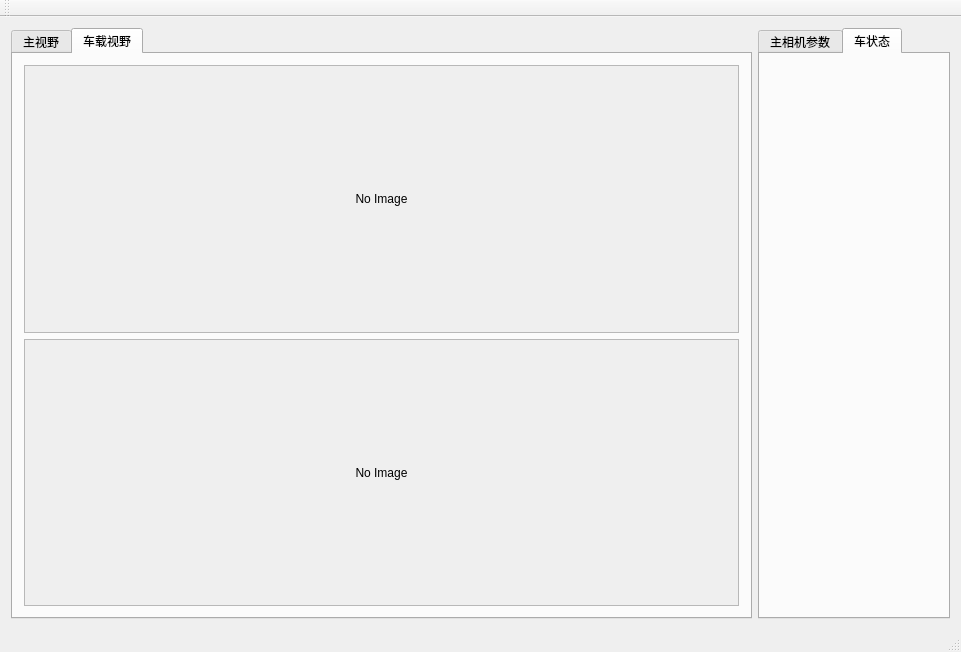
This is mainwindow.ui in JameScottX/yphost as Qt 5 draws it before an edit. The edited form follows.
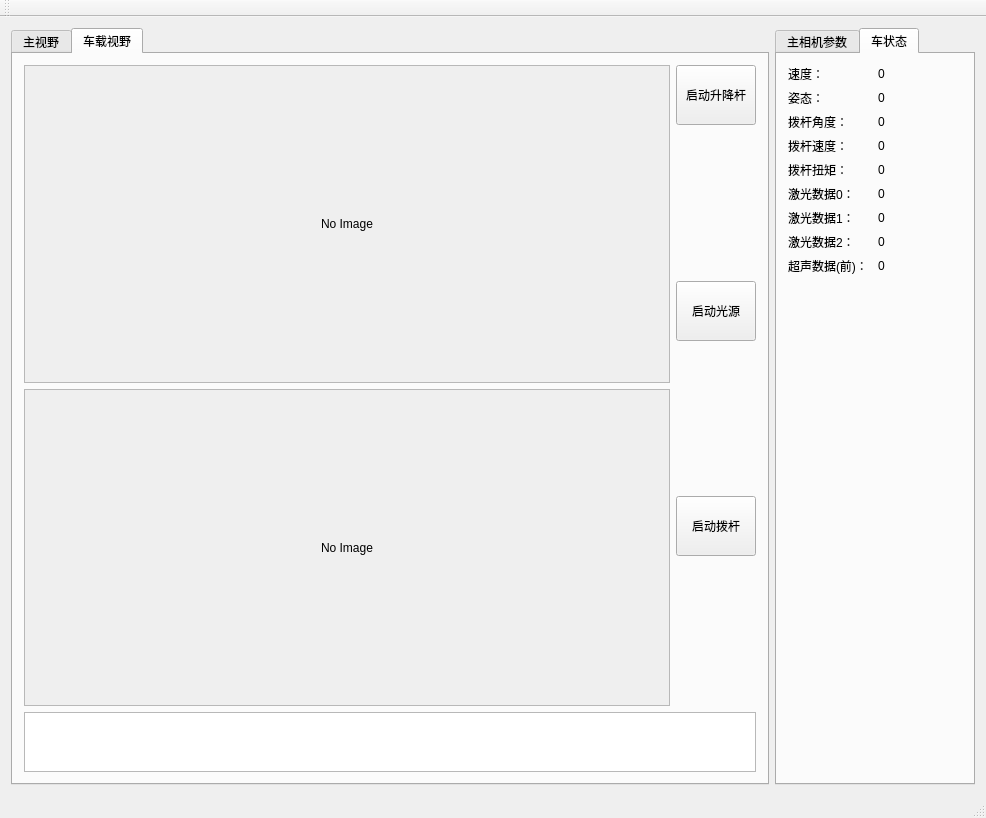
This is the edited form. The open tabs and pages were chosen to show the change.

```diff
--- a/mainwindow.ui
+++ b/mainwindow.ui
@@ -6,8 +6,8 @@
    <rect>
     <x>0</x>
     <y>0</y>
-    <width>961</width>
-    <height>652</height>
+    <width>986</width>
+    <height>818</height>
    </rect>
   </property>
   <property name="windowTitle">
@@ -66,63 +66,163 @@
        <attribute name="title">
         <string>车载视野</string>
        </attribute>
-       <layout class="QVBoxLayout" name="verticalLayout">
+       <layout class="QVBoxLayout" name="verticalLayout_5">
         <item>
-         <widget class="QScrollArea" name="scrollArea_2">
-          <property name="widgetResizable">
-           <bool>true</bool>
-          </property>
-          <widget class="QWidget" name="scrollAreaWidgetContents_2">
-           <property name="geometry">
-            <rect>
-             <x>0</x>
-             <y>0</y>
-             <width>713</width>
-             <height>257</height>
-            </rect>
-           </property>
-           <layout class="QHBoxLayout" name="horizontalLayout_3">
+         <layout class="QHBoxLayout" name="horizontalLayout_11">
+          <item>
+           <layout class="QVBoxLayout" name="verticalLayout_3">
             <item>
-             <widget class="QLabel" name="car_f_img_l">
+             <widget class="QScrollArea" name="scrollArea_2">
+              <property name="widgetResizable">
+               <bool>true</bool>
+              </property>
+              <widget class="QWidget" name="scrollAreaWidgetContents_2">
+               <property name="geometry">
+                <rect>
+                 <x>0</x>
+                 <y>0</y>
+                 <width>643</width>
+                 <height>305</height>
+                </rect>
+               </property>
+               <layout class="QHBoxLayout" name="horizontalLayout_3">
+                <item>
+                 <widget class="QLabel" name="car_f_img_l">
+                  <property name="text">
+                   <string>No Image</string>
+                  </property>
+                  <property name="alignment">
+                   <set>Qt::AlignCenter</set>
+                  </property>
+                 </widget>
+                </item>
+               </layout>
+              </widget>
+             </widget>
+            </item>
+            <item>
+             <widget class="QScrollArea" name="scrollArea_3">
+              <property name="widgetResizable">
+               <bool>true</bool>
+              </property>
+              <widget class="QWidget" name="scrollAreaWidgetContents_3">
+               <property name="geometry">
+                <rect>
+                 <x>0</x>
+                 <y>0</y>
+                 <width>643</width>
+                 <height>305</height>
+                </rect>
+               </property>
+               <layout class="QHBoxLayout" name="horizontalLayout_4">
+                <item>
+                 <widget class="QLabel" name="car_h_img_l">
+                  <property name="text">
+                   <string>No Image</string>
+                  </property>
+                  <property name="alignment">
+                   <set>Qt::AlignCenter</set>
+                  </property>
+                 </widget>
+                </item>
+               </layout>
+              </widget>
+             </widget>
+            </item>
+           </layout>
+          </item>
+          <item>
+           <layout class="QVBoxLayout" name="verticalLayout">
+            <item>
+             <widget class="QPushButton" name="up_down_pb">
+              <property name="minimumSize">
+               <size>
+                <width>40</width>
+                <height>60</height>
+               </size>
+              </property>
               <property name="text">
-               <string>No Image</string>
+               <string>启动升降杆</string>
               </property>
-              <property name="alignment">
-               <set>Qt::AlignCenter</set>
+             </widget>
+            </item>
+            <item>
+             <spacer name="verticalSpacer_2">
+              <property name="orientation">
+               <enum>Qt::Vertical</enum>
               </property>
+              <property name="sizeHint" stdset="0">
+               <size>
+                <width>20</width>
+                <height>28</height>
+               </size>
+              </property>
+             </spacer>
+            </item>
+            <item>
+             <widget class="QPushButton" name="light_pb">
+              <property name="minimumSize">
+               <size>
+                <width>40</width>
+                <height>60</height>
+               </size>
+              </property>
+              <property name="text">
+               <string>启动光源</string>
+              </property>
              </widget>
             </item>
+            <item>
+             <spacer name="verticalSpacer_4">
+              <property name="orientation">
+               <enum>Qt::Vertical</enum>
+              </property>
+              <property name="sizeHint" stdset="0">
+               <size>
+                <width>20</width>
+                <height>28</height>
+               </size>
+              </property>
+             </spacer>
+            </item>
+            <item>
+             <widget class="QPushButton" name="bogan_pb">
+              <property name="minimumSize">
+               <size>
+                <width>40</width>
+                <height>60</height>
+               </size>
+              </property>
+              <property name="text">
+               <string>启动拨杆</string>
+              </property>
+             </widget>
+            </item>
+            <item>
+             <spacer name="verticalSpacer_5">
+              <property name="orientation">
+               <enum>Qt::Vertical</enum>
+              </property>
+              <property name="sizeHint" stdset="0">
+               <size>
+                <width>20</width>
+                <height>40</height>
+               </size>
+              </property>
+             </spacer>
+            </item>
            </layout>
-          </widget>
-         </widget>
+          </item>
+         </layout>
         </item>
         <item>
-         <widget class="QScrollArea" name="scrollArea_3">
-          <property name="widgetResizable">
-           <bool>true</bool>
+         <widget class="QTextBrowser" name="debug_tb">
+          <property name="maximumSize">
+           <size>
+            <width>16777215</width>
+            <height>60</height>
+           </size>
           </property>
-          <widget class="QWidget" name="scrollAreaWidgetContents_3">
-           <property name="geometry">
-            <rect>
-             <x>0</x>
-             <y>0</y>
-             <width>713</width>
-             <height>257</height>
-            </rect>
-           </property>
-           <layout class="QHBoxLayout" name="horizontalLayout_4">
-            <item>
-             <widget class="QLabel" name="car_h_img_l">
-              <property name="text">
-               <string>No Image</string>
-              </property>
-              <property name="alignment">
-               <set>Qt::AlignCenter</set>
-              </property>
-             </widget>
-            </item>
-           </layout>
-          </widget>
          </widget>
         </item>
        </layout>
@@ -149,6 +249,237 @@
        <attribute name="title">
         <string>车状态</string>
        </attribute>
+       <layout class="QVBoxLayout" name="verticalLayout_4">
+        <item>
+         <layout class="QHBoxLayout" name="horizontalLayout_8">
+          <item>
+           <widget class="QLabel" name="label_2">
+            <property name="text">
+             <string>速度：</string>
+            </property>
+           </widget>
+          </item>
+          <item>
+           <widget class="QLabel" name="car_speed_l">
+            <property name="minimumSize">
+             <size>
+              <width>50</width>
+              <height>0</height>
+             </size>
+            </property>
+            <property name="text">
+             <string>0</string>
+            </property>
+           </widget>
+          </item>
+         </layout>
+        </item>
+        <item>
+         <layout class="QHBoxLayout" name="horizontalLayout_9">
+          <item>
+           <widget class="QLabel" name="label_4">
+            <property name="text">
+             <string>姿态：</string>
+            </property>
+           </widget>
+          </item>
+          <item>
+           <widget class="QLabel" name="car_yaw_l">
+            <property name="minimumSize">
+             <size>
+              <width>50</width>
+              <height>0</height>
+             </size>
+            </property>
+            <property name="text">
+             <string>0</string>
+            </property>
+           </widget>
+          </item>
+         </layout>
+        </item>
+        <item>
+         <layout class="QHBoxLayout" name="horizontalLayout_14">
+          <item>
+           <widget class="QLabel" name="label_9">
+            <property name="text">
+             <string>拨杆角度：</string>
+            </property>
+           </widget>
+          </item>
+          <item>
+           <widget class="QLabel" name="bogan_p_l">
+            <property name="minimumSize">
+             <size>
+              <width>50</width>
+              <height>0</height>
+             </size>
+            </property>
+            <property name="text">
+             <string>0</string>
+            </property>
+           </widget>
+          </item>
+         </layout>
+        </item>
+        <item>
+         <layout class="QHBoxLayout" name="horizontalLayout_15">
+          <item>
+           <widget class="QLabel" name="label_10">
+            <property name="text">
+             <string>拨杆速度：</string>
+            </property>
+           </widget>
+          </item>
+          <item>
+           <widget class="QLabel" name="bogan_v_l">
+            <property name="minimumSize">
+             <size>
+              <width>50</width>
+              <height>0</height>
+             </size>
+            </property>
+            <property name="text">
+             <string>0</string>
+            </property>
+           </widget>
+          </item>
+         </layout>
+        </item>
+        <item>
+         <layout class="QHBoxLayout" name="horizontalLayout_16">
+          <item>
+           <widget class="QLabel" name="label_11">
+            <property name="text">
+             <string>拨杆扭矩：</string>
+            </property>
+           </widget>
+          </item>
+          <item>
+           <widget class="QLabel" name="bogan_t_l">
+            <property name="minimumSize">
+             <size>
+              <width>50</width>
+              <height>0</height>
+             </size>
+            </property>
+            <property name="text">
+             <string>0</string>
+            </property>
+           </widget>
+          </item>
+         </layout>
+        </item>
+        <item>
+         <layout class="QHBoxLayout" name="horizontalLayout_10">
+          <item>
+           <widget class="QLabel" name="label_5">
+            <property name="text">
+             <string>激光数据0：</string>
+            </property>
+           </widget>
+          </item>
+          <item>
+           <widget class="QLabel" name="laser0_l">
+            <property name="minimumSize">
+             <size>
+              <width>50</width>
+              <height>0</height>
+             </size>
+            </property>
+            <property name="text">
+             <string>0</string>
+            </property>
+           </widget>
+          </item>
+         </layout>
+        </item>
+        <item>
+         <layout class="QHBoxLayout" name="horizontalLayout_17">
+          <item>
+           <widget class="QLabel" name="label_12">
+            <property name="text">
+             <string>激光数据1：</string>
+            </property>
+           </widget>
+          </item>
+          <item>
+           <widget class="QLabel" name="laser1_l">
+            <property name="minimumSize">
+             <size>
+              <width>50</width>
+              <height>0</height>
+             </size>
+            </property>
+            <property name="text">
+             <string>0</string>
+            </property>
+           </widget>
+          </item>
+         </layout>
+        </item>
+        <item>
+         <layout class="QHBoxLayout" name="horizontalLayout_18">
+          <item>
+           <widget class="QLabel" name="label_13">
+            <property name="text">
+             <string>激光数据2：</string>
+            </property>
+           </widget>
+          </item>
+          <item>
+           <widget class="QLabel" name="laser2_l">
+            <property name="minimumSize">
+             <size>
+              <width>50</width>
+              <height>0</height>
+             </size>
+            </property>
+            <property name="text">
+             <string>0</string>
+            </property>
+           </widget>
+          </item>
+         </layout>
+        </item>
+        <item>
+         <layout class="QHBoxLayout" name="horizontalLayout_19">
+          <item>
+           <widget class="QLabel" name="label_14">
+            <property name="text">
+             <string>超声数据(前)：</string>
+            </property>
+           </widget>
+          </item>
+          <item>
+           <widget class="QLabel" name="ultrasound_f">
+            <property name="minimumSize">
+             <size>
+              <width>50</width>
+              <height>0</height>
+             </size>
+            </property>
+            <property name="text">
+             <string>0</string>
+            </property>
+           </widget>
+          </item>
+         </layout>
+        </item>
+        <item>
+         <spacer name="verticalSpacer_3">
+          <property name="orientation">
+           <enum>Qt::Vertical</enum>
+          </property>
+          <property name="sizeHint" stdset="0">
+           <size>
+            <width>20</width>
+            <height>439</height>
+           </size>
+          </property>
+         </spacer>
+        </item>
+       </layout>
       </widget>
      </widget>
     </item>
```
Left out of the diff: 110 changed lines with no effect on the pictures.
